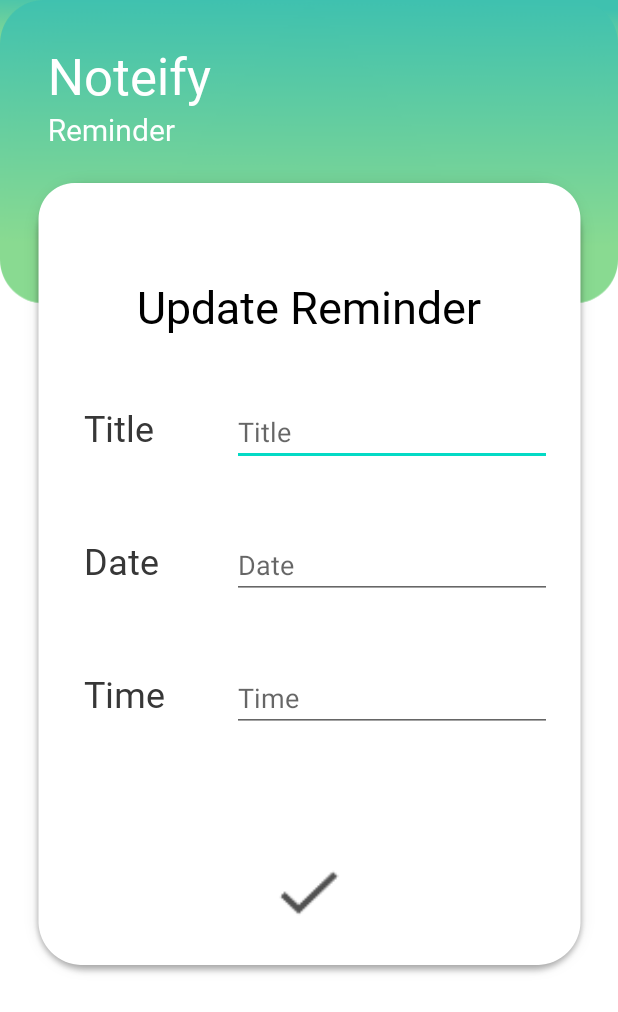
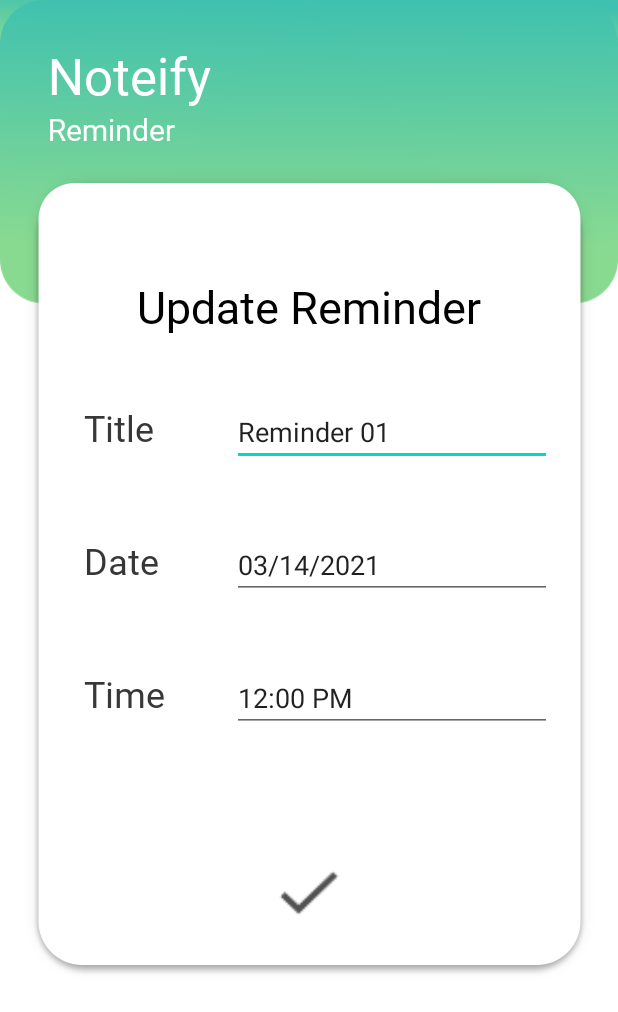
Before and after one commit to gayahsan/NOTIFY-MAD-PROJECT, an Android app: the ActivityReminderUpdate screen opened directly, with no data from a screen before it, on a phone screen of 412 x 824 dp. Shown: the top 1012 px of the screen. Run offline under Robolectric (Android 15) with nearby library versions, the phone set to English and light mode, and no system bars.

Commit message:
Commit 04 Ravindu Reminder Update Page Updated

```diff
--- a/app/src/main/res/layout/activity_reminder_update.xml
+++ b/app/src/main/res/layout/activity_reminder_update.xml
@@ -103,34 +103,37 @@
         android:layout_width="wrap_content"
         android:layout_height="wrap_content"
         android:layout_marginStart="52dp"
+        android:autofillHints=""
         android:ems="10"
         android:hint="@string/titlef"
         android:inputType="textPersonName"
+        android:text="Reminder 01"
         app:layout_constraintBaseline_toBaselineOf="@+id/textView12"
-        app:layout_constraintStart_toEndOf="@+id/textView12"
-        android:autofillHints="" />
+        app:layout_constraintStart_toEndOf="@+id/textView12" />
 
     <EditText
         android:id="@+id/editTextDate"
         android:layout_width="wrap_content"
         android:layout_height="wrap_content"
+        android:autofillHints=""
         android:ems="10"
         android:hint="@string/datef"
         android:inputType="date"
+        android:text="03/14/2021"
         app:layout_constraintBaseline_toBaselineOf="@+id/textView13"
-        app:layout_constraintStart_toStartOf="@+id/editTextTextPersonName"
-        android:autofillHints="" />
+        app:layout_constraintStart_toStartOf="@+id/editTextTextPersonName" />
 
     <EditText
         android:id="@+id/editTextTime"
         android:layout_width="wrap_content"
         android:layout_height="wrap_content"
+        android:autofillHints=""
         android:ems="10"
         android:hint="@string/timef"
         android:inputType="time"
+        android:text="12:00 PM"
         app:layout_constraintBaseline_toBaselineOf="@+id/textView14"
-        app:layout_constraintStart_toStartOf="@+id/editTextDate"
-        android:autofillHints="" />
+        app:layout_constraintStart_toStartOf="@+id/editTextDate" />
 
     <ImageView
         android:id="@+id/imageView6"
```
